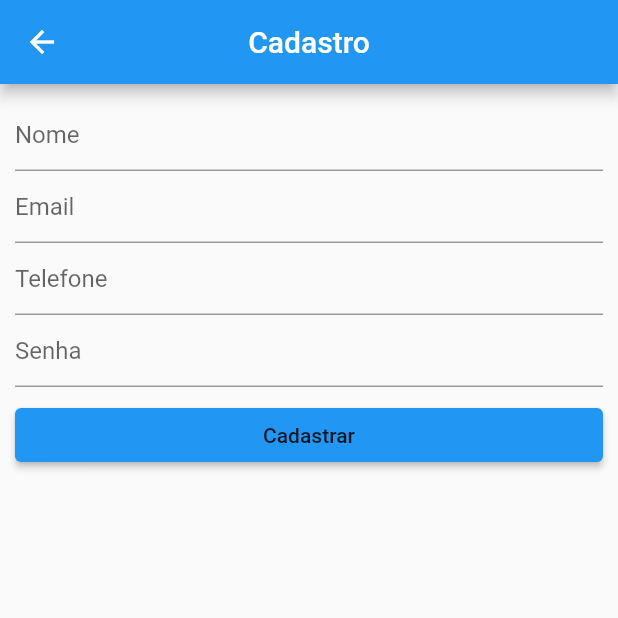
After one commit to deyvissoneduardo/vsaude-app, a Flutter app: the RegisterUserPage screen opened by its route, after a tap on "Cadastrar", on a phone screen of 412 x 824 dp, the top half of it. The commit adds this screen. Run offline on Flutter 3.47's test engine with Material 2 defaults, Android fonts, the phone set to English and light mode, and no system bars; our stand-ins replace dio, get; missing offline and left inert: form_validation; network calls fail.

Commit message:
module regiter user

```diff
--- /dev/null
+++ b/lib/core/rest_client/rest_client_login/rest_client_login.dart
@@ -0,0 +1,43 @@
+import 'package:dio/dio.dart';
+import 'package:vsaude_getx/core/rest_client/rest_client.dart';
+import 'package:vsaude_getx/core/rest_client/rest_client_exception.dart';
+import 'package:vsaude_getx/core/rest_client/rest_client_response.dart';
+
+class RestClientLogin implements RestClient {
+  late Dio _dio;
+
+  static final _baseOptions = BaseOptions(
+    baseUrl: 'https://hml.vsaude.com.br/api/TokenAuth',
+  );
+
+  RestClientLogin() {
+    _dio = Dio(_baseOptions);
+    // _dio.interceptors.addAll([
+    //   LoginInterceptor(),
+    // ]);
+  }
+
+  @override
+  Future<RestClientResponse<T>> post<T>(String path,
+      {data,
+      Options? options,
+      Map<String, dynamic>? queryParameters,
+      Map<String, dynamic>? headers}) async {
+    try {
+      final response = await _dio.post(
+        path,
+        data: data,
+        queryParameters: queryParameters,
+        options: Options(headers: headers),
+      );
+      return RestClientResponse(
+          data: response.data,
+          statusCode: response.statusCode,
+          message: response.statusMessage);
+    } on DioError catch (e) {
+      throw RestClientException(
+          message: e.response?.statusMessage,
+          statusCode: e.response?.statusCode);
+    }
+  }
+}
--- /dev/null
+++ b/lib/models/register_user/register_user_model.dart
@@ -0,0 +1,92 @@
+import 'dart:convert';
+
+class RegisterUserModel {
+  String? mobileProjectId;
+  String? tenantId;
+  String? fullName;
+  String? emailAddress;
+  String? password;
+  String? phone;
+
+  RegisterUserModel({
+    this.mobileProjectId,
+    this.tenantId,
+    this.fullName,
+    this.emailAddress,
+    this.password,
+    this.phone,
+  });
+
+  RegisterUserModel copyWith({
+    String? mobileProjectId,
+    String? tenantId,
+    String? fullName,
+    String? emailAddress,
+    String? password,
+    String? phone,
+  }) {
+    return RegisterUserModel(
+      mobileProjectId: mobileProjectId ?? this.mobileProjectId,
+      tenantId: tenantId ?? this.tenantId,
+      fullName: fullName ?? this.fullName,
+      emailAddress: emailAddress ?? this.emailAddress,
+      password: password ?? this.password,
+      phone: phone ?? this.phone,
+    );
+  }
+
+  Map<String, dynamic> toMap() {
+    return {
+      'mobileProjectId': mobileProjectId,
+      'tenantId': tenantId,
+      'fullName': fullName,
+      'emailAddress': emailAddress,
+      'password': password,
+      'phone': phone,
+    };
+  }
+
+  factory RegisterUserModel.fromMap(Map<String, dynamic> map) {
+    return RegisterUserModel(
+      mobileProjectId: map['mobileProjectId'],
+      tenantId: map['tenantId'],
+      fullName: map['fullName'],
+      emailAddress: map['emailAddress'],
+      password: map['password'],
+      phone: map['phone'],
+    );
+  }
+
+  String toJson() => json.encode(toMap());
+
+  factory RegisterUserModel.fromJson(String source) =>
+      RegisterUserModel.fromMap(json.decode(source));
+
+  @override
+  String toString() {
+    return 'RegisterUserModel(mobileProjectId: $mobileProjectId, tenantId: $tenantId, fullName: $fullName, emailAddress: $emailAddress, password: $password, phone: $phone)';
+  }
+
+  @override
+  bool operator ==(Object other) {
+    if (identical(this, other)) return true;
+
+    return other is RegisterUserModel &&
+        other.mobileProjectId == mobileProjectId &&
+        other.tenantId == tenantId &&
+        other.fullName == fullName &&
+        other.emailAddress == emailAddress &&
+        other.password == password &&
+        other.phone == phone;
+  }
+
+  @override
+  int get hashCode {
+    return mobileProjectId.hashCode ^
+        tenantId.hashCode ^
+        fullName.hashCode ^
+        emailAddress.hashCode ^
+        password.hashCode ^
+        phone.hashCode;
+  }
+}
--- /dev/null
+++ b/lib/modules/register_user/register_user_bindings.dart
@@ -0,0 +1,15 @@
+import 'package:get/get.dart';
+import 'package:vsaude_getx/core/rest_client/rest_client.dart';
+import 'package:vsaude_getx/core/rest_client/rest_client_register_user/rest_client_registger_user.dart';
+import 'package:vsaude_getx/repository/register_user/register_user_repository_rest_client.dart';
+import './register_user_controller.dart';
+
+class RegisterUserBindings implements Bindings {
+  @override
+  void dependencies() {
+    Get.lazyPut<RestClient>(() => RestClientRegistgerUser());
+    Get.lazyPut<RegisterUserRepositoryRestClient>(
+        () => RegisterUserRepositoryRestClient(restClient: Get.find()));
+    Get.put(RegisterUserController());
+  }
+}
--- /dev/null
+++ b/lib/modules/register_user/register_user_controller.dart
@@ -0,0 +1,44 @@
+import 'package:flutter/widgets.dart';
+import 'package:get/get.dart';
+import 'package:vsaude_getx/models/register_user/register_user_model.dart';
+import 'package:vsaude_getx/repository/register_user/register_user_repository_rest_client.dart';
+
+class RegisterUserController extends GetxController {
+  TextEditingController controllerName = TextEditingController();
+  TextEditingController controllerEmail = TextEditingController();
+  TextEditingController controllerPhone = TextEditingController();
+  TextEditingController controllerPassword = TextEditingController();
+
+  GlobalKey<FormState> formKey = GlobalKey();
+
+  @override
+  onInit() {
+    controllerEmail.obs;
+    controllerEmail.obs;
+    controllerPhone.obs;
+    controllerPassword.obs;
+
+    formKey.obs;
+    super.onInit();
+  }
+
+  formIsValid() {
+    if (formKey.currentState!.validate()) {
+      formKey.currentState!.save();
+      regiterUserApp();
+    }
+  }
+
+  Future<void> regiterUserApp() async {
+    RegisterUserRepositoryRestClient repositoryRestClient = Get.find();
+    await repositoryRestClient.registerUser(RegisterUserModel(
+      mobileProjectId: 'fcc80c1d-6040-4e57-a23c-abb301653616',
+      tenantId: '2',
+      fullName: controllerName.text,
+      emailAddress: controllerEmail.text,
+      phone: controllerPhone.text,
+      password: controllerPassword.text,
+    ));
+    Get.offAndToNamed('home');
+  }
+}
--- /dev/null
+++ b/lib/modules/register_user/register_user_page.dart
@@ -0,0 +1,50 @@
+import 'package:get/get.dart';
+import 'package:flutter/material.dart';
+import './register_user_controller.dart';
+
+class RegisterUserPage extends GetView<RegisterUserController> {
+  @override
+  Widget build(BuildContext context) {
+    return LayoutBuilder(builder: (context, constraints) {
+      return Scaffold(
+        appBar: AppBar(
+          centerTitle: true,
+          title: Text('Cadastro'),
+        ),
+        body: SingleChildScrollView(
+          child: Container(
+            padding: EdgeInsets.all(10),
+            alignment: Alignment.center,
+            child: Form(
+                key: controller.formKey,
+                child: Column(
+                  children: [
+                    TextFormField(
+                        controller: controller.controllerName,
+                        decoration: InputDecoration(hintText: 'Nome')),
+                    TextFormField(
+                        controller: controller.controllerEmail,
+                        decoration: InputDecoration(hintText: 'Email')),
+                    TextFormField(
+                        controller: controller.controllerPhone,
+                        decoration: InputDecoration(hintText: 'Telefone')),
+                    TextFormField(
+                        controller: controller.controllerPassword,
+                        decoration: InputDecoration(hintText: 'Senha')),
+                    const SizedBox(height: 8),
+                    ElevatedButton(
+                        onPressed: () => controller.regiterUserApp(),
+                        child: Container(
+                          padding: EdgeInsets.all(8),
+                          alignment: Alignment.center,
+                          child: Text('Cadastrar',
+                              style: Theme.of(context).textTheme.button),
+                        ))
+                  ],
+                )),
+          ),
+        ),
+      );
+    });
+  }
+}
--- /dev/null
+++ b/lib/repository/register_user/register_user_repository.dart
@@ -0,0 +1,5 @@
+import 'package:vsaude_getx/models/register_user/register_user_model.dart';
+
+abstract class RegisterUserRepository {
+  Future<void> registerUser(RegisterUserModel registerUserModel);
+}
--- /dev/null
+++ b/lib/repository/register_user/register_user_repository_rest_client.dart
@@ -0,0 +1,25 @@
+import 'package:dio/dio.dart';
+import 'package:vsaude_getx/core/exception/repository_exception.dart';
+import 'package:vsaude_getx/core/rest_client/rest_client.dart';
+import 'package:vsaude_getx/models/register_user/register_user_model.dart';
+import 'package:vsaude_getx/repository/register_user/register_user_repository.dart';
+
+class RegisterUserRepositoryRestClient implements RegisterUserRepository {
+  final RestClient _restClient;
+
+  RegisterUserRepositoryRestClient({required RestClient restClient})
+      : _restClient = restClient;
+  @override
+  Future<void> registerUser(RegisterUserModel registerUserModel) async {
+    try {
+      final result = await _restClient.post<RegisterUserModel>(
+          '/CreateMobileUser',
+          data: registerUserModel.toJson());
+      print('********${result.data}*******');
+    } on DioError catch (e, s) {
+      print(e);
+      print(s);
+      throw RepositoryException();
+    }
+  }
+}
```
Also changed, not shown: lib/core/rest_client/rest_client_login/interceptor/login_interceptor.dart (added, +60 -0 lines), lib/core/rest_client/rest_client_register_user/rest_client_registger_user.dart (added, +42 -0 lines), lib/main.dart (+7 -0 lines), 1 other file.
